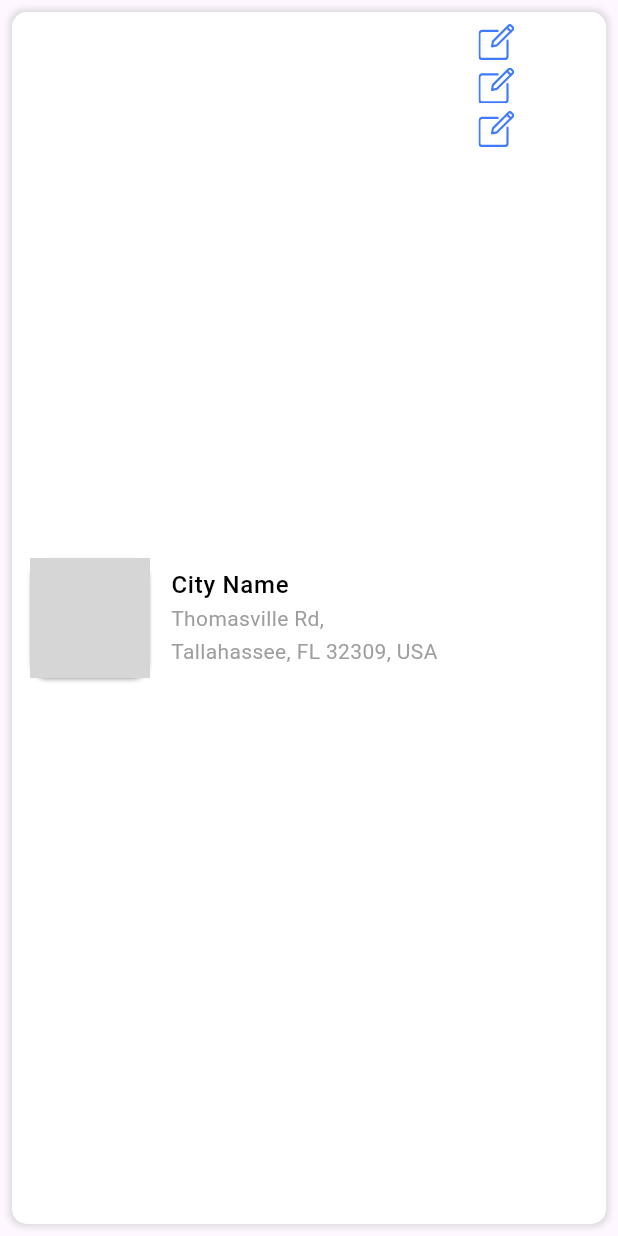
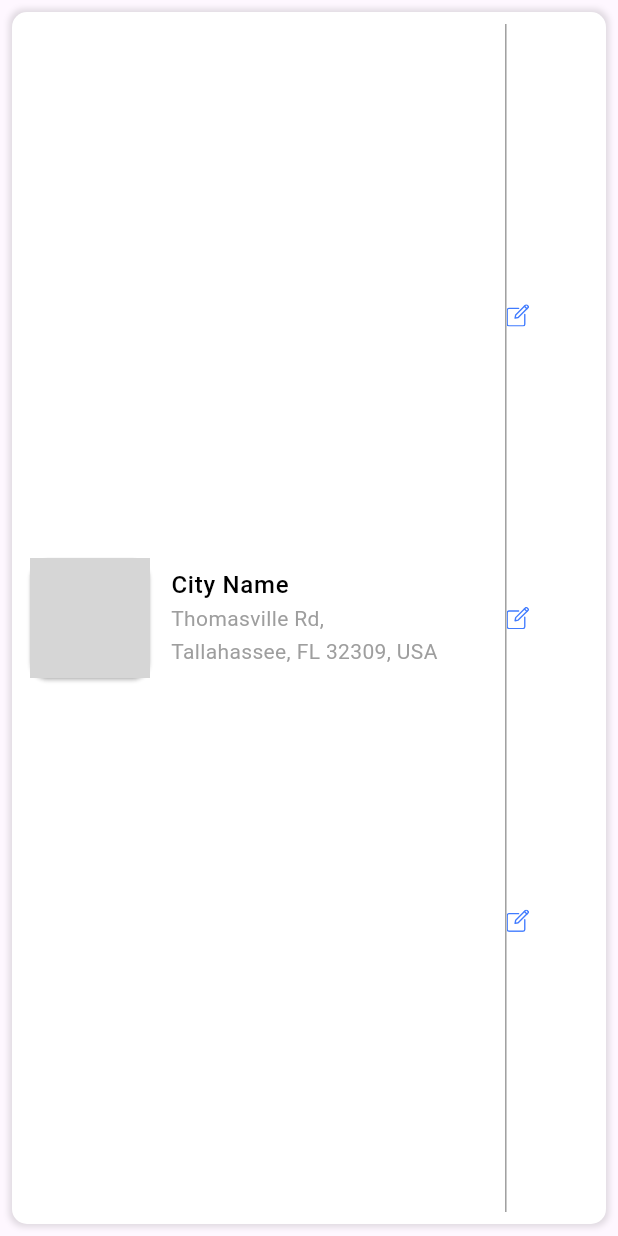
Before and after one commit to sahil1772/Happifeet-Client, a Flutter app: the LocationCard widget shown alone on an empty page, opened directly, on a phone screen of 412 x 824 dp. Run offline on Flutter 3.47's test engine with Material 2 defaults, Android fonts, the phone set to English and light mode, and no system bars; our stand-ins replace dio, easy_localization, email_validator, flutter_svg, persistent_bottom_nav_bar_v2, pin_code_fields and 2 more; accounts and stored records are empty; generated files the repository leaves out were written again; project files that could hold a hidden picture were left out; grey boxes are pictures that could not be loaded.

Commit message:
minor changes in location card

```diff
--- a/lib/components/LocationCard.dart
+++ b/lib/components/LocationCard.dart
@@ -31,6 +31,7 @@ class _LocationCardState extends State<LocationCard>{
 
         child: Flex(
           direction: Axis.horizontal,
+          mainAxisAlignment: MainAxisAlignment.start,
           children: [
             Card(
               child: SizedBox(
@@ -45,10 +46,8 @@ class _LocationCardState extends State<LocationCard>{
               //   height: 80,
               // ),
             ),
-            Flexible(
-              flex: 4,
-              child: Padding(
-                padding: const EdgeInsets.symmetric(horizontal: 10.0),
+            Padding(
+              padding: const EdgeInsets.only(left: 10),
               child: Column(
                 crossAxisAlignment: CrossAxisAlignment.start,
                 mainAxisAlignment: MainAxisAlignment.center,
@@ -120,54 +119,25 @@ class _LocationCardState extends State<LocationCard>{
                 ],
               ),
             ),
+            // SizedBox(width: 10),
+            SizedBox(width: 45,),
+            Container(
+              decoration: BoxDecoration(
+                border: Border(
+                  left: BorderSide(
+                    color: Colors.black38
+                  )
+                )
               ),
-            // SizedBox(width: 10),
-            // SizedBox(width: 20,),
-            Flexible(
-
               child: Column(
+                mainAxisAlignment: MainAxisAlignment.spaceEvenly,
                children: [
-                  ListView.separated(
-                    padding: EdgeInsets.zero,
-                    physics: ScrollPhysics(),
-
-                    shrinkWrap: true,
-                    scrollDirection: Axis.vertical,
-                    itemCount: 3,
-                    itemBuilder: (BuildContext, index) {
-                      return Container(
-                        height: 24,
-                        // margin: EdgeInsets.only(right: 0),
-                        width: 24,
-                        // child: Image.asset("assets/images/amenities/Accessible.png"),
-                        // child: amenitiesList == [] ? Image.asset("assets/images/amenities/Accessible.png") : Image.network(amenitiesList![0]),
-                        child: SvgPicture.asset("assets/images/location/editing.svg")
-
-                        // decoration: BoxDecoration(
-                        //   color: Theme.of(context).primaryColor,
-                        //   shape: BoxShape.circle,
-                        // ),
-                      );
-                    }, separatorBuilder: (BuildContext context, int index) { return SizedBox(height: 5,); },),
+                 SvgPicture.asset("assets/images/location/editing.svg"),
+                 SvgPicture.asset("assets/images/location/editing.svg"),
+                 SvgPicture.asset("assets/images/location/editing.svg")
                ],
 
-                // children: [
-                //   Row(
-                //     children: [
-                //       Icon(Icons.star,color: Colors.amber,),
-                //       Text('${widget.city!.rating}'),
-                //     ],
-                //   ),
-                //   Row(
-                //     children: [
-                //       Icon(Icons.location_on_rounded,color: Colors.deepOrangeAccent,),
-                //       Text(widget.city!.distance!),
-                //     ],
-                //   ),
-                //
-                // ],
               ),
-
             )
           ],
         ),
```
Lines whose indentation alone changed are shown as unchanged.
